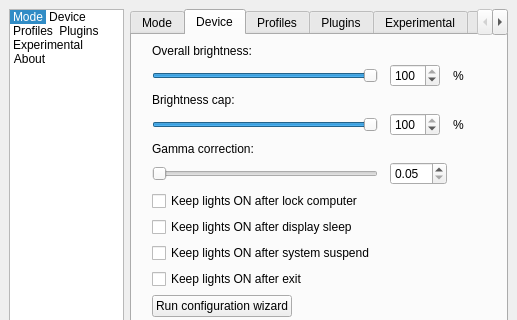
First picture: the form in Software/src/SettingsWindow.ui, repository woodenshark/Lightpack, before the edit; both pictures show x 0 to 517 and y 0 to 320 of the 517 by 684 pixel window.
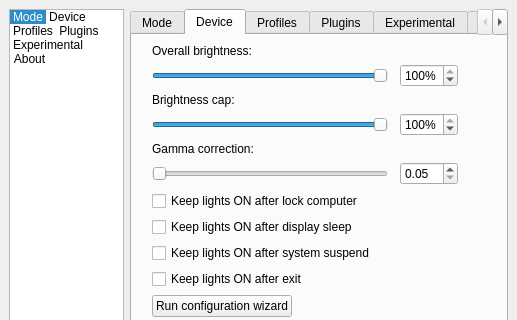
Second picture: the form after the edit. The open tabs and pages were chosen to show the change. Icons and pictures are not drawn. Custom widgets are drawn as their Qt base class.

Commit message: settings window: device: brightness spinboxes with suffixes

The edit to the form file:
```diff
--- a/Software/src/SettingsWindow.ui
+++ b/Software/src/SettingsWindow.ui
@@ -1307,19 +1307,6 @@
           </property>
          </widget>
         </item>
-        <item row="4" column="3">
-         <widget class="QLabel" name="label_12">
-          <property name="maximumSize">
-           <size>
-            <width>16</width>
-            <height>16777215</height>
-           </size>
-          </property>
-          <property name="text">
-           <string>%</string>
-          </property>
-         </widget>
-        </item>
         <item row="6" column="0">
          <widget class="QSlider" name="horizontalSlider_GammaCorrection">
           <property name="sizePolicy">
@@ -1436,25 +1423,6 @@
           </item>
          </layout>
         </item>
-        <item row="2" column="3">
-         <widget class="QLabel" name="label_15">
-          <property name="maximumSize">
-           <size>
-            <width>16</width>
-            <height>16777215</height>
-           </size>
-          </property>
-          <property name="styleSheet">
-           <string notr="true">margin:0px;</string>
-          </property>
-          <property name="text">
-           <string>%</string>
-          </property>
-          <property name="alignment">
-           <set>Qt::AlignLeading|Qt::AlignLeft|Qt::AlignVCenter</set>
-          </property>
-         </widget>
-        </item>
         <item row="4" column="5">
          <widget class="QPushButton" name="pushButton_BrightnessCapHelp">
           <property name="maximumSize">
@@ -1916,7 +1884,7 @@
          <widget class="QSpinBox" name="spinBox_DeviceBrightnessCap">
           <property name="maximumSize">
            <size>
-            <width>50</width>
+            <width>60</width>
             <height>16777215</height>
            </size>
           </property>
@@ -1935,7 +1903,10 @@
           <property name="value">
            <number>100</number>
           </property>
-         </widget>
+          <property name="suffix">
+           <string>%</string>
+          </property>
+          </widget>
         </item>
         <item row="2" column="2">
          <widget class="QSpinBox" name="spinBox_DeviceBrightness">
@@ -1953,7 +1924,7 @@
           </property>
           <property name="maximumSize">
            <size>
-            <width>50</width>
+            <width>60</width>
             <height>16777215</height>
            </size>
           </property>
@@ -1972,7 +1943,10 @@
           <property name="value">
            <number>100</number>
           </property>
-         </widget>
+          <property name="suffix">
+           <string>%</string>
+          </property>
+          </widget>
         </item>
         <item row="6" column="5">
          <widget class="QPushButton" name="pushButton_GammaCorrectionHelp">
```
